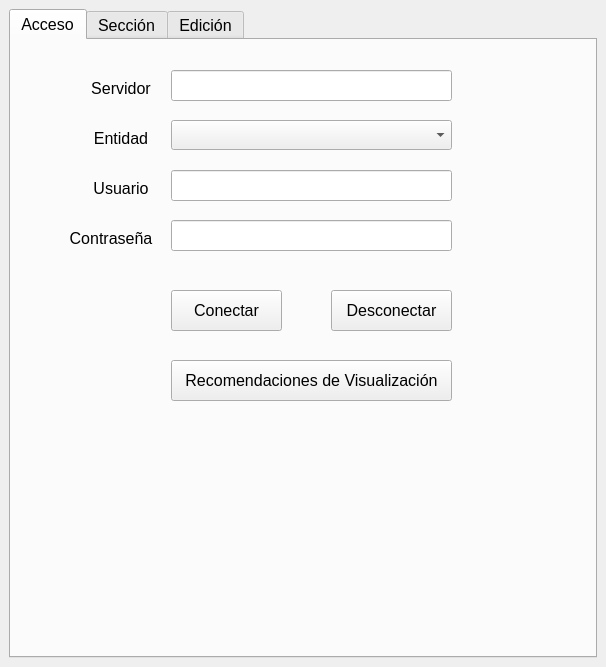
Old version of the form numeros_exteriores_dockwidget_base.ui in the repository DAGGDesarrollo/repo_dce.
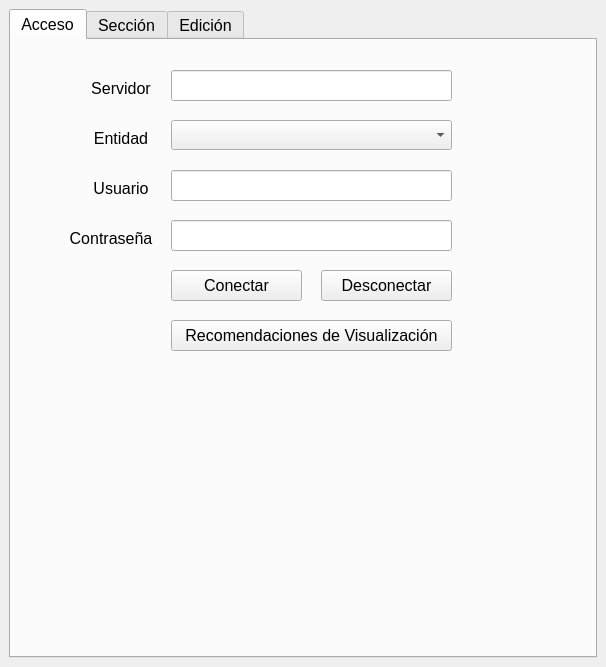
New version of the form. Custom widgets are drawn as their Qt base class.

Commit message: Se reajustan los botones de la pantalla de Acceso Se cambia el tipo de QLineEdit a QPasswordLineEdit para que muestre u oculte la contraseña al usuario según decida.

Patch:
```diff
--- a/numeros_exteriores_dockwidget_base.ui
+++ b/numeros_exteriores_dockwidget_base.ui
@@ -55,10 +55,10 @@
        <widget class="QPushButton" name="btnDesconectar">
         <property name="geometry">
          <rect>
-          <x>320</x>
-          <y>250</y>
-          <width>121</width>
-          <height>41</height>
+          <x>310</x>
+          <y>230</y>
+          <width>131</width>
+          <height>31</height>
          </rect>
         </property>
         <property name="sizePolicy">
@@ -128,9 +128,9 @@
         <property name="geometry">
          <rect>
           <x>160</x>
-          <y>250</y>
-          <width>111</width>
-          <height>41</height>
+          <y>230</y>
+          <width>131</width>
+          <height>31</height>
          </rect>
         </property>
         <property name="sizePolicy">
@@ -323,9 +323,9 @@
         <property name="geometry">
          <rect>
           <x>160</x>
-          <y>320</y>
+          <y>280</y>
           <width>281</width>
-          <height>41</height>
+          <height>31</height>
          </rect>
         </property>
         <property name="sizePolicy">
@@ -1772,6 +1772,13 @@
    </layout>
   </widget>
  </widget>
+ <customwidgets>
+  <customwidget>
+   <class>QgsPasswordLineEdit</class>
+   <extends>QLineEdit</extends>
+   <header>qgspasswordlineedit.h</header>
+  </customwidget>
+ </customwidgets>
  <resources/>
  <connections/>
 </ui>
```
Left out of the diff: 34 changed lines with no effect on the pictures.
